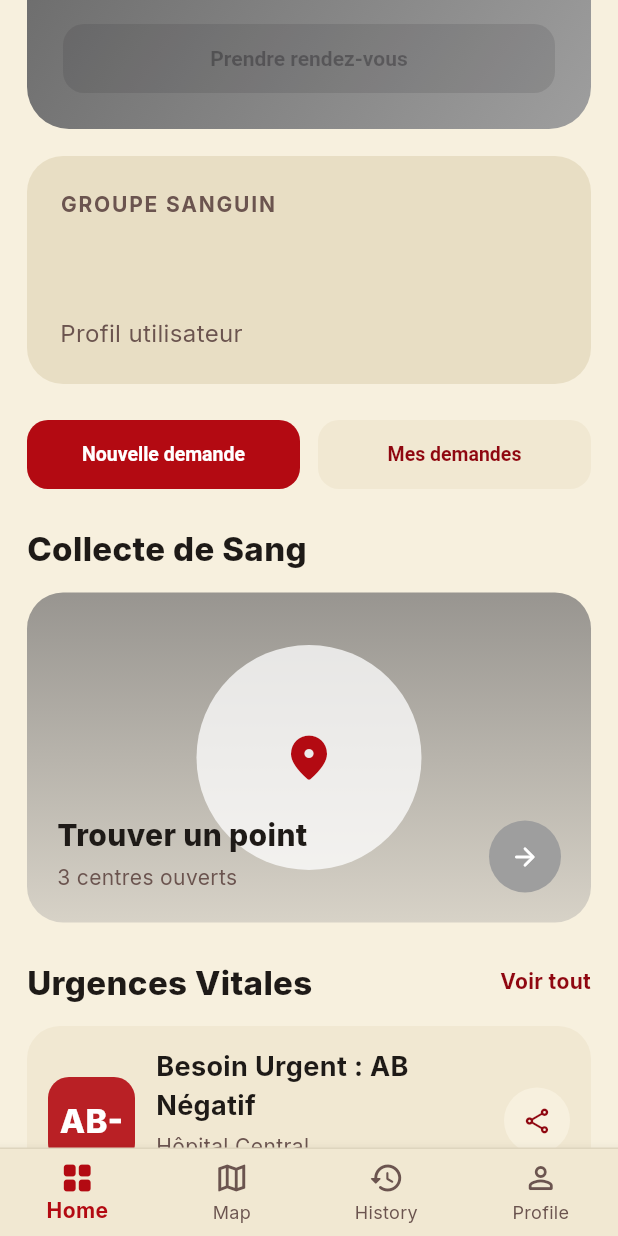
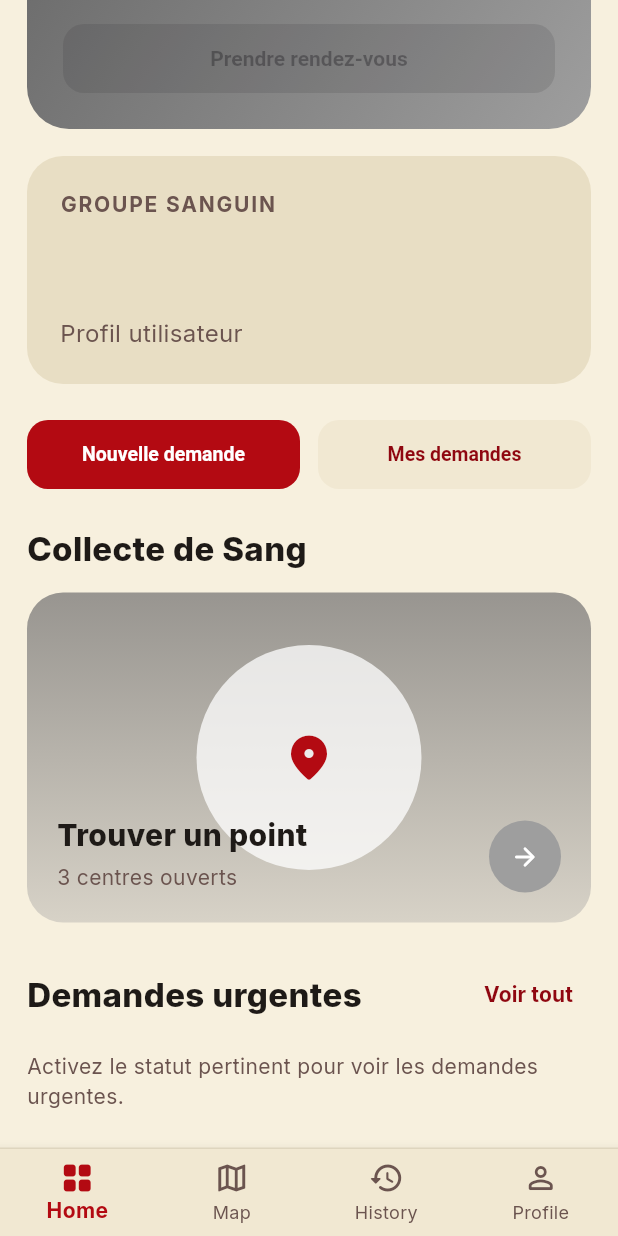
Before and after one commit to ZouariAhmedNour/Dammi, a Flutter app: the HomeScreen screen opened by its route, scrolled down 256 dp, on a phone screen of 412 x 824 dp. Run offline on Flutter 3.47's test engine with Material 3 defaults, Android fonts, the phone set to English and light mode, and no system bars; our stand-ins replace dio, flutter_map, flutter_riverpod, flutter_secure_storage, gap, go_router and 3 more; accounts and stored records are empty.

Commit message:
feat: Add functionality for urgent public blood requests
- Introduced `getDemandesUrgentesPubliques` in service, repository, and controller for retrieving urgent public requests.
- Integrated API endpoint and security configuration for authorized roles (`USER`, `AGENT`, `ADMIN`).
- Added UI components and navigation to display urgent requests in `HomeScreen`.
- Enhanced provider and routings with `UrgentBloodRequestsScreen` and logic to fetch/display urgent data.

```diff
--- a/userapp/lib/router/app_router.dart
+++ b/userapp/lib/router/app_router.dart
@@ -14,6 +14,7 @@ import 'package:userapp/screens/profile_screen.dart';
 import 'package:userapp/screens/questionnaire_eligibilite_screen.dart';
 import 'package:userapp/screens/register_screen.dart';
 import 'package:userapp/screens/rendez_vous_result_screen.dart';
+import 'package:userapp/screens/urgent_blood_requests_screen.dart';
 
 final appRouterProvider = Provider<GoRouter>((ref) {
   final auth = ref.watch(authControllerProvider);
@@ -78,6 +79,10 @@ final appRouterProvider = Provider<GoRouter>((ref) {
             path: '/request/history',
             builder: (context, state) => const BloodRequestHistoryScreen(),
           ),
+          GoRoute(
+            path: '/demandes-urgentes',
+            builder: (context, state) => const UrgentBloodRequestsScreen(),
+          ),
         ],
       ),
     ],
--- a/userapp/lib/screens/home_screen.dart
+++ b/userapp/lib/screens/home_screen.dart
@@ -3,10 +3,13 @@ import 'package:flutter_riverpod/flutter_riverpod.dart';
 import 'package:gap/gap.dart';
 import 'package:go_router/go_router.dart';
 import 'package:userapp/components/app_button.dart';
+import 'package:userapp/components/notification_button.dart';
 import 'package:userapp/components/stat_card.dart';
 import 'package:userapp/components/urgent_need_card.dart';
 import 'package:userapp/providers/auth_provider.dart';
+import 'package:userapp/providers/urgent_requests_provider.dart';
 import 'package:userapp/providers/user_provider.dart';
+import 'package:userapp/screens/urgent_blood_requests_screen.dart';
 import 'package:userapp/theme/app_colors.dart';
 
 class HomeScreen extends ConsumerWidget {
@@ -125,15 +128,9 @@ class HomeScreen extends ConsumerWidget {
 
               const SizedBox(width: 8),
 
-              IconButton(
-                onPressed: () {},
-                constraints: const BoxConstraints(),
-                padding: EdgeInsets.zero,
-                icon: const Icon(
-                  Icons.notifications_none_rounded,
-                  color: AppColors.primaryDark,
-                  size: 22,
-                ),
+              NotificationButton(
+  isPertinent: isPertinent,
+  userId: auth.user?.id,
 ),
             ],
           ),
@@ -366,23 +363,28 @@ class HomeScreen extends ConsumerWidget {
 
           const Gap(24),
 
-          /// URGENCES
+/// URGENCES RÉELLES
 Row(
-            children: const [
-              Expanded(
+  children: [
+    const Expanded(
       child: Text(
-                  'Urgences Vitales',
+        'Demandes urgentes',
         style: TextStyle(
           fontSize: 22,
           fontWeight: FontWeight.w800,
         ),
       ),
     ),
-              Text(
+    TextButton(
+      onPressed: isPertinent
+          ? () => context.go('/demandes-urgentes')
+          : null,
+      child: const Text(
         'Voir tout',
         style: TextStyle(
           color: AppColors.primaryDark,
           fontWeight: FontWeight.w700,
+        ),
       ),
     ),
   ],
@@ -390,20 +392,56 @@ class HomeScreen extends ConsumerWidget {
 
 const Gap(14),
 
-          const UrgentNeedCard(
-            group: 'AB-',
-            title: 'Besoin Urgent : AB Négatif',
-            location: 'Hôpital Central',
-            eta: 'Moins de 2h',
+if (!isPertinent)
+  const Text(
+    'Activez le statut pertinent pour voir les demandes urgentes.',
+    style: TextStyle(
+      color: AppColors.textSecondary,
+      fontSize: 14,
     ),
+  )
+else
+  Consumer(
+    builder: (context, ref, _) {
+      final urgentAsync = ref.watch(urgentBloodRequestsProvider);
 
-          const Gap(12),
+      return urgentAsync.when(
+        data: (requests) {
+          if (requests.isEmpty) {
+            return const Text(
+              'Aucune demande urgente pour le moment.',
+              style: TextStyle(
+                color: AppColors.textSecondary,
+              ),
+            );
+          }
 
-          const UrgentNeedCard(
-            group: 'O+',
-            title: 'Réserve Faible : O Positif',
-            location: 'Clinique du Parc',
-            eta: "Aujourd'hui",
+          final latest = [...requests]
+            ..sort((a, b) {
+              final da = a.dateCreation ?? DateTime.fromMillisecondsSinceEpoch(0);
+              final db = b.dateCreation ?? DateTime.fromMillisecondsSinceEpoch(0);
+              return db.compareTo(da);
+            });
+
+          return Column(
+            children: latest.take(2).map((request) {
+              return Padding(
+                padding: const EdgeInsets.only(bottom: 12),
+                child: BloodRequestCard(
+                  request: request,
+                  onRespond: () => context.go('/demandes-urgentes'),
+                ),
+              );
+            }).toList(),
+          );
+        },
+        loading: () => const Center(child: CircularProgressIndicator()),
+        error: (e, _) => Text(
+          'Erreur: $e',
+          style: const TextStyle(color: AppColors.textSecondary),
+        ),
+      );
+    },
   ),
         ],
       ),
```
Also changed, not shown: userapp/lib/api/blood_request_api.dart (+18 -0 lines), 5 other files. Lines whose indentation alone changed are shown as unchanged.
